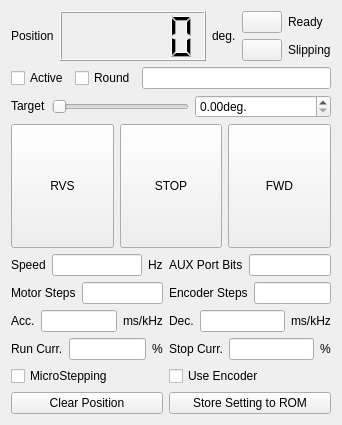
First picture: the form in modules/motor/core/motorform.ui, repository northriv/KAME, before the edit.
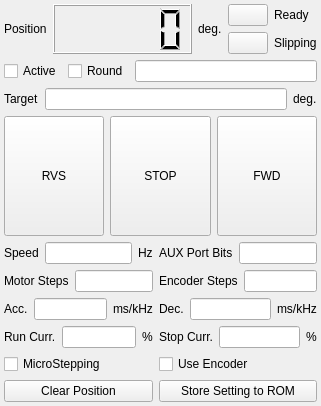
Second picture: the form after the edit.

Commit message: Simpler input for target

Diff of the .ui file:
```diff
--- a/modules/motor/core/motorform.ui
+++ b/modules/motor/core/motorform.ui
@@ -6,8 +6,8 @@
    <rect>
     <x>0</x>
     <y>0</y>
-    <width>342</width>
-    <height>425</height>
+    <width>321</width>
+    <height>406</height>
    </rect>
   </property>
   <property name="windowTitle">
@@ -15,6 +15,18 @@
   </property>
   <widget class="QWidget" name="widget">
    <layout class="QGridLayout" name="gridLayout">
+    <property name="leftMargin">
+     <number>4</number>
+    </property>
+    <property name="topMargin">
+     <number>4</number>
+    </property>
+    <property name="rightMargin">
+     <number>4</number>
+    </property>
+    <property name="bottomMargin">
+     <number>4</number>
+    </property>
     <item row="0" column="0" colspan="2">
      <layout class="QVBoxLayout" name="verticalLayout_4">
       <item>
@@ -187,37 +199,21 @@
          </widget>
         </item>
         <item>
-         <widget class="QSlider" name="m_slTarget">
-          <property name="orientation">
-           <enum>Qt::Horizontal</enum>
-          </property>
-         </widget>
+         <widget class="QLineEdit" name="m_edTarget"/>
         </item>
         <item>
-         <widget class="QDoubleSpinBox" name="m_dblTarget">
+         <widget class="QLabel" name="textLabel2_14">
           <property name="sizePolicy">
-           <sizepolicy hsizetype="MinimumExpanding" vsizetype="Fixed">
+           <sizepolicy hsizetype="Preferred" vsizetype="Fixed">
             <horstretch>0</horstretch>
             <verstretch>0</verstretch>
            </sizepolicy>
           </property>
-          <property name="acceptDrops">
-           <bool>false</bool>
-          </property>
-          <property name="suffix">
+          <property name="text">
            <string>deg.</string>
           </property>
-          <property name="value">
-           <double>0.000000000000000</double>
-          </property>
-          <property name="minValue" stdset="0">
-           <number>0</number>
-          </property>
-          <property name="maxValue" stdset="0">
-           <number>0</number>
-          </property>
-          <property name="precision" stdset="0">
-           <number>1</number>
+          <property name="wordWrap">
+           <bool>false</bool>
           </property>
          </widget>
         </item>
```
The commit also changes 2 other files.
